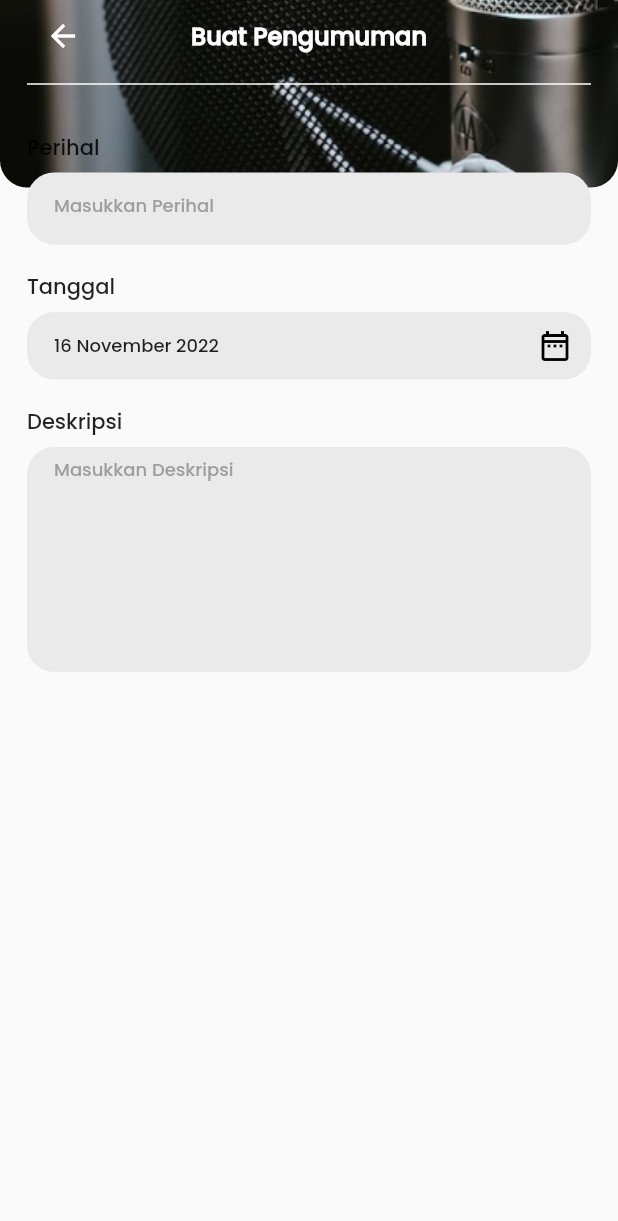
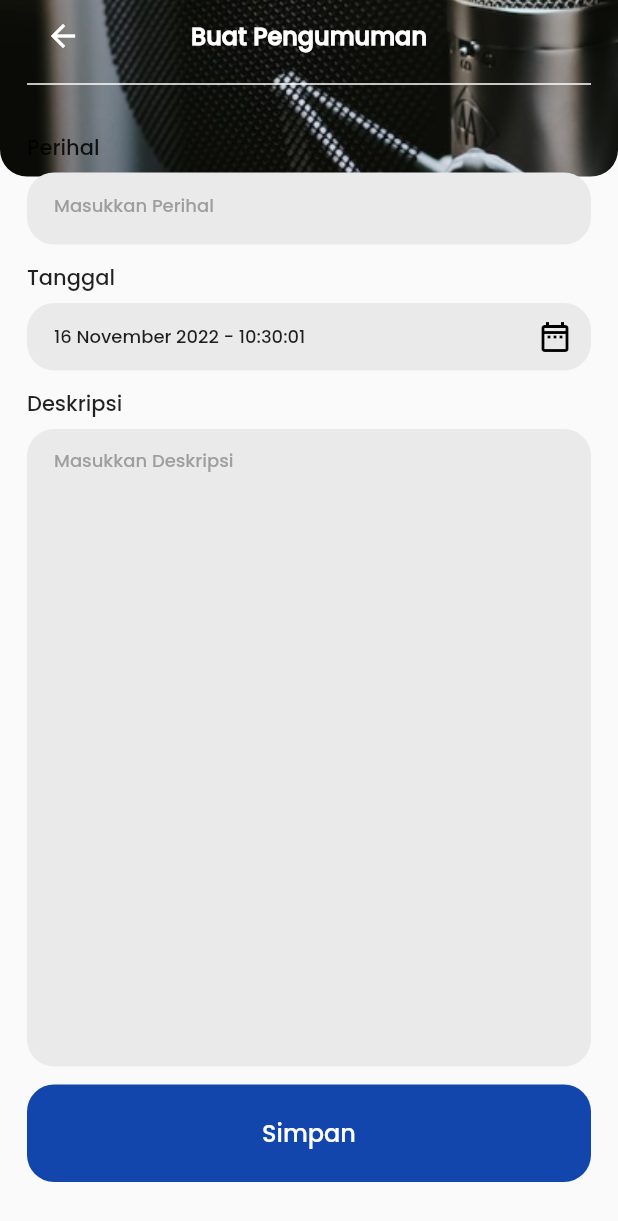
Before and after one commit to hoesk1ee/radio_valore, a Flutter app: the AnnouncementPage screen opened directly, after a tap on the "add" icon, on a phone screen of 412 x 824 dp. Shown: the top 1221 px of the screen. Run offline on Flutter 3.47's test engine with Material 2 defaults, Android fonts, the phone set to English and light mode, and no system bars.

```diff
--- a/lib/pages/addAnnouncement_page.dart
+++ b/lib/pages/addAnnouncement_page.dart
@@ -1,4 +1,7 @@
+import 'dart:async';
+
 import 'package:flutter/material.dart';
+import 'package:radio_volare/resources/custom_actionButton.dart';
 import '../resources/constant.dart';
 import '../resources/custom_headerContent.dart';
 import '../resources/custom_headerStyle.dart';
@@ -18,14 +21,26 @@ class _AddAnnouncementPageState extends State<AddAnnouncementPage> {
   static DateTime date = DateTime(now.year, now.month, now.day);
   final dayName = DateFormat('EEEE').format(date);
   final monthName = DateFormat('MMMM').format(date);
+  String _timeString = "00";
 
-  // void updateUI() {
-  //   setState(() {
-  //     var timeHour = now.hour;
-  //     var timeMinute = now.minute;
-  //     var timeSecond = now.second;
-  //   });
-  // }
+  @override
+  void initState() {
+    _timeString = _formatDateTime(DateTime.now());
+    Timer.periodic(Duration(seconds: 1), (Timer t) => _getTime());
+    super.initState();
+  }
+
+  void _getTime() {
+    final DateTime now = DateTime.now();
+    final String formattedDateTime = _formatDateTime(now);
+    setState(() {
+      _timeString = formattedDateTime;
+    });
+  }
+
+  String _formatDateTime(DateTime dateTime) {
+    return DateFormat('hh:mm:ss').format(dateTime);
+  }
 
   @override
   Widget build(BuildContext context) {
@@ -66,7 +81,7 @@ class _AddAnnouncementPageState extends State<AddAnnouncementPage> {
                       ),
                     ),
                   ),
-                  const SizedBox(height: 18),
+                  const SizedBox(height: 12),
                   Padding(
                     padding: const EdgeInsets.only(bottom: 6.0),
                     child: const Text("Tanggal"),
@@ -83,7 +98,7 @@ class _AddAnnouncementPageState extends State<AddAnnouncementPage> {
                           Padding(
                             padding: const EdgeInsets.only(left: 18),
                             child: Text(
-                              "${date.day} $monthName ${date.year}",
+                              "${date.day} $monthName ${date.year} - $_timeString",
                               style: textFieldFontSize,
                             ),
                           ),
@@ -110,20 +125,21 @@ class _AddAnnouncementPageState extends State<AddAnnouncementPage> {
                           ),
                         ],
                       )),
-                  const SizedBox(height: 18),
+                  const SizedBox(height: 12),
                   Padding(
                     padding: const EdgeInsets.only(bottom: 6.0),
                     child: const Text("Deskripsi"),
                   ),
-                  Container(
+                  Expanded(
+                    child: Container(
                       height: 150,
                       decoration: BoxDecoration(
                         color: const Color(0xFFEAEAEA),
                         borderRadius: BorderRadius.circular(18),
                       ),
                       child: Padding(
-                      padding:
-                          const EdgeInsets.only(left: 18.0, right: 18, top: 6),
+                        padding: const EdgeInsets.only(
+                            left: 18.0, right: 18, top: 12, bottom: 12),
                         child: TextField(
                           maxLines: 10,
                           style: textFieldFontSize,
@@ -140,6 +156,15 @@ class _AddAnnouncementPageState extends State<AddAnnouncementPage> {
                         ),
                       ),
                     ),
+                  ),
+                  const SizedBox(
+                    height: 12,
+                  ),
+                  CustomActionButton(
+                    onTap: () {},
+                    text: "Simpan",
+                    buttonColor: saveButtonColor,
+                  ),
                 ],
               ),
             ),
--- /dev/null
+++ b/lib/pages/broadcast_page.dart
@@ -0,0 +1,15 @@
+import 'package:flutter/material.dart';
+
+class BroadcastPage extends StatefulWidget {
+  const BroadcastPage({Key? key}) : super(key: key);
+
+  @override
+  State<BroadcastPage> createState() => _BroadcastPageState();
+}
+
+class _BroadcastPageState extends State<BroadcastPage> {
+  @override
+  Widget build(BuildContext context) {
+    return Container();
+  }
+}
--- a/lib/resources/constant.dart
+++ b/lib/resources/constant.dart
@@ -1,9 +1,7 @@
 import 'package:flutter/material.dart';
 
-const textStyle = TextStyle(
-    color: Colors.white,
-    fontWeight: FontWeight.bold,
-    fontSize: 16);
+const textStyle =
+    TextStyle(color: Colors.white, fontWeight: FontWeight.bold, fontSize: 16);
 
 const bottomLine = Padding(
   padding: const EdgeInsets.only(bottom: 24),
@@ -14,3 +12,9 @@ const bottomLine = Padding(
 );
 
 const textFieldFontSize = TextStyle(fontSize: 12);
+
+const saveButtonColor = Color(0xFF1246AD);
+
+const textStyleWithoutBold = TextStyle(color: Colors.white, fontSize: 16);
+
+const cancelButtonColor = Color(0xffD1D3D9);
--- /dev/null
+++ b/lib/resources/custom_actionButton.dart
@@ -0,0 +1,40 @@
+import 'package:flutter/material.dart';
+
+import 'constant.dart';
+
+class CustomActionButton extends StatelessWidget {
+  const CustomActionButton(
+      {Key? key,
+      required this.onTap,
+      required this.text,
+      required this.buttonColor})
+      : super(key: key);
+
+  final Function() onTap;
+  final String text;
+  final Color buttonColor;
+
+  @override
+  Widget build(BuildContext context) {
+    return Padding(
+      padding: const EdgeInsets.only(bottom: 18.0),
+      child: GestureDetector(
+        onTap: onTap,
+        child: Container(
+          decoration: BoxDecoration(
+            color: buttonColor,
+            borderRadius: BorderRadius.circular(18),
+          ),
+          height: 65,
+          width: double.infinity,
+          child: Center(
+            child: Text(
+              text,
+              style: textStyleWithoutBold,
+            ),
+          ),
+        ),
+      ),
+    );
+  }
+}
--- a/lib/resources/custom_headerStyle.dart
+++ b/lib/resources/custom_headerStyle.dart
@@ -11,7 +11,7 @@ class CustomHeaderStyle extends StatelessWidget {
         bottomLeft: Radius.circular(18),
       ),
       child: Container(
-        height: 125,
+        height: MediaQuery.of(context).size.height / 7,
         decoration: const BoxDecoration(
           image: DecorationImage(
               image: AssetImage(
```
Lines whose indentation alone changed are shown as unchanged.
